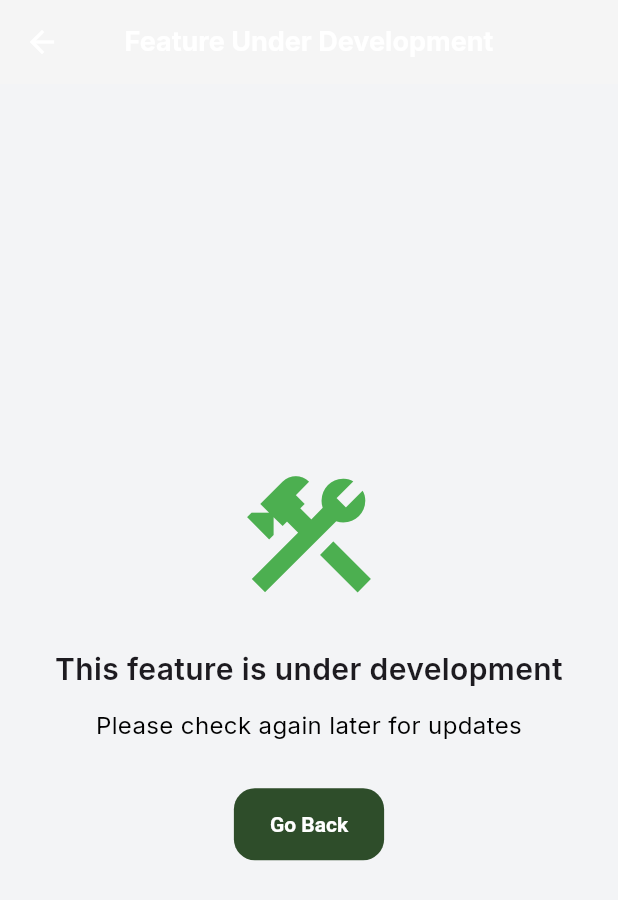
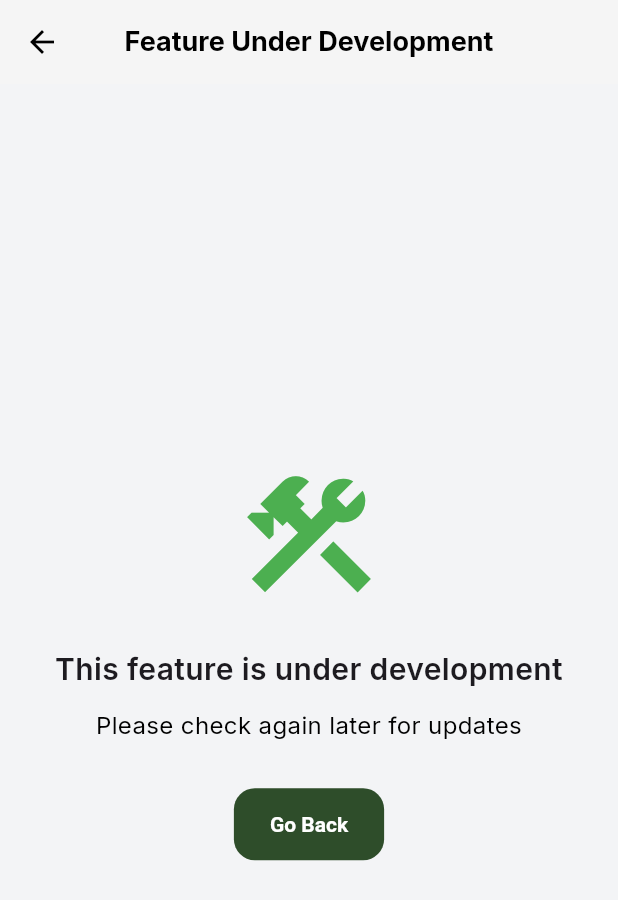
Before and after one commit to Revominds/GIS_Attendance_Flutter_APP, a Flutter app: the UnderDevelopmentScreen screen opened directly, on a phone screen of 412 x 824 dp. Shown: the top 900 px of the screen. Run offline on Flutter 3.47's test engine with Material 3 defaults, Android fonts, the phone set to English and light mode, and no system bars; our stand-ins replace camera, flutter_dotenv, flutter_local_notifications, flutter_secure_storage, geocoding, geolocator and 9 more; missing offline and left inert: google_mlkit_face_detection; accounts and stored records are empty; network calls fail.

Commit message:
v1.0.8: black topbar titles (notifications, OTP, under-development)

```diff
--- a/lib/screens/under_development_screen.dart
+++ b/lib/screens/under_development_screen.dart
@@ -13,8 +13,17 @@ class UnderDevelopmentScreen extends StatelessWidget {
     return Scaffold(
       appBar: AppBar(
         backgroundColor: Colors.grey.shade100,
-        title: Text(title),
+        foregroundColor: Colors.black,
+        iconTheme: const IconThemeData(color: Colors.black),
+        title: Text(
+          title,
+          style: const TextStyle(
+            color: Colors.black,
+            fontWeight: FontWeight.w700,
+          ),
+        ),
         centerTitle: true,
+        elevation: 0,
       ),
 
       backgroundColor: const Color(0xFFF3F4F6),
--- a/pubspec.yaml
+++ b/pubspec.yaml
@@ -1,7 +1,7 @@
 name: gis_attendance
 description: GIS Staff Attendance System
 publish_to: 'none'
-version: 1.0.7
+version: 1.0.8
 
 environment:
   sdk: ">=3.0.0 <4.0.0"
```
Also changed, not shown: lib/screens/notifications_screen.dart (+6 -2 lines), lib/screens/otp_verification_screen.dart (+8 -3 lines).
